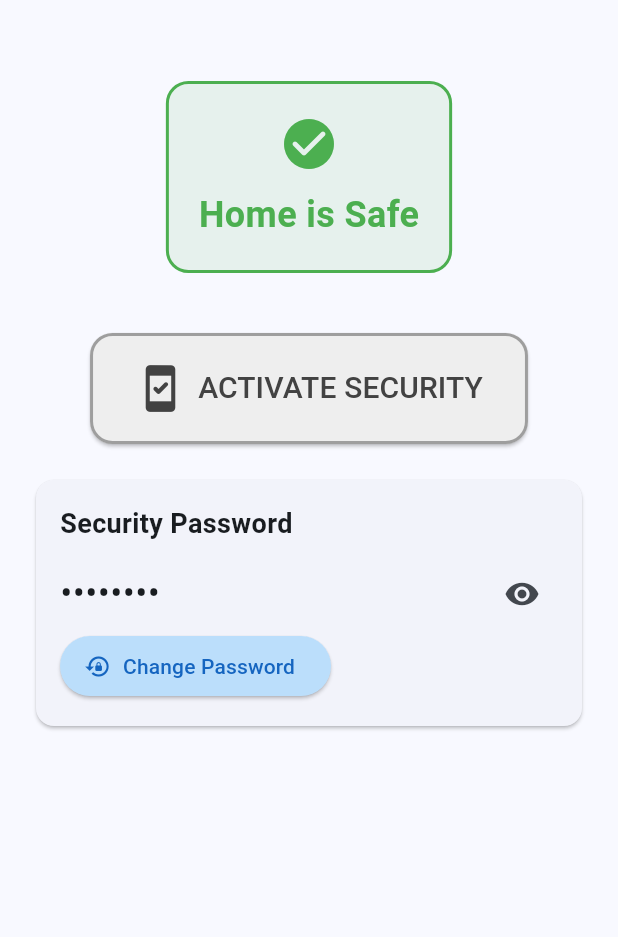
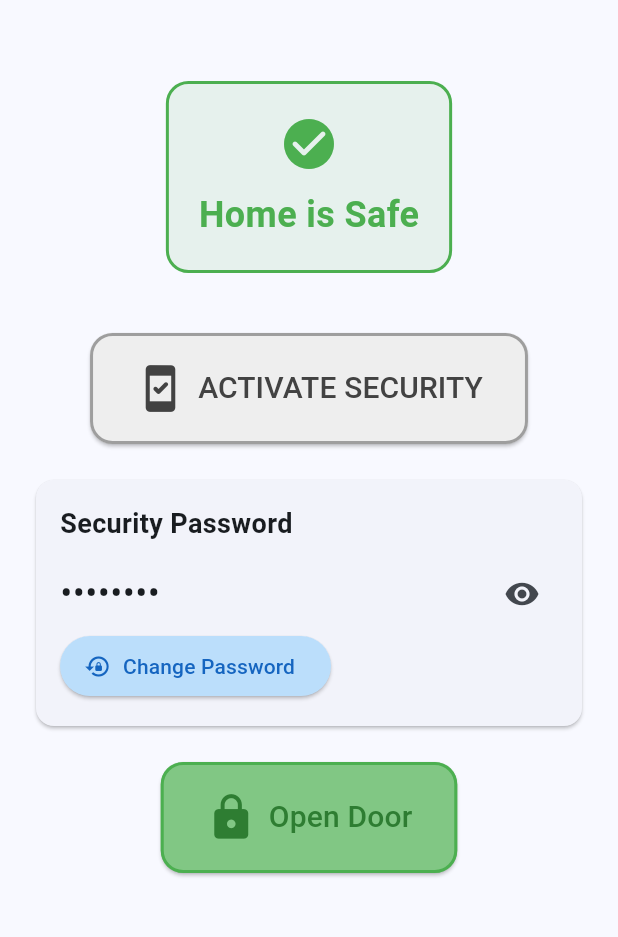
Before and after one commit to besology512/smart-security-system, a Flutter app: the screen it shows after launch, on a phone screen of 412 x 824 dp, the part 63-1000 px from its top. Run offline on Flutter 3.47's test engine with Material 3 defaults, Android fonts, the phone set to English and light mode, and no system bars; our stand-ins replace audioplayers, vibration; missing offline and left inert: android_alarm_manager_plus; network calls fail.

Commit message:
Door Update

```diff
--- a/lib/database_service.dart
+++ b/lib/database_service.dart
@@ -17,6 +17,7 @@ class DatabaseService {
           'Activation': data['Activation']?.toString() ?? 'OFF',
           'HomeStatus': data['HomeStatus']?.toString() ?? 'Home is Safe',
           'Password': data['Password']?.toString() ?? '1234',
+          'Door': data['Door']?.toString() ?? 'OPEN',
         };
       }
       return {};
@@ -41,4 +42,23 @@ class DatabaseService {
       return false;
     }
   }
+
+  // New method to toggle door state
+  Future<bool> toggleDoor() async {
+    try {
+      final currentValues = await getValues();
+      String newDoorState = currentValues['Door'] == 'OPEN' ? 'CLOSED' : 'OPEN';
+      final response = await http.put(
+        Uri.parse('$databaseUrl/Door.json'),
+        body: json.encode(newDoorState),
+        headers: {'Content-Type': 'application/json'},
+      );
+
+      print('Toggle Door to $newDoorState - Status: ${response.statusCode}');
+      return response.statusCode == 200;
+    } catch (e) {
+      print('Toggle Door error: $e');
+      return false;
+    }
+  }
 }
--- a/lib/main.dart
+++ b/lib/main.dart
@@ -60,6 +60,7 @@ class _HomeSecurityDashboardState extends State<HomeSecurityDashboard>
     'Activation': 'OFF',
     'HomeStatus': 'Home is Safe',
     'Password': '1234',
+    'Door': 'OPEN',
   };
   bool _isLoading = true;
   bool _showPassword = false;
@@ -386,6 +387,61 @@ class _HomeSecurityDashboardState extends State<HomeSecurityDashboard>
     );
   }
 
+  // New method to handle door state update
+  void _handleDoorStateUpdate(String newState) {
+    setState(() {
+      _values['Door'] = newState;
+    });
+  }
+
+  // New method to toggle door
+  Future<void> _toggleDoor() async {
+    final success = await _dbService.toggleDoor();
+
+    if (mounted) {
+      if (success) {
+        _refreshValues();
+      } else {
+        ScaffoldMessenger.of(context).showSnackBar(
+          const SnackBar(content: Text('Failed to toggle the door.')),
+        );
+      }
+    }
+  }
+
+  // New widget for door control button
+  Widget _buildDoorControl() {
+    final doorState = _values['Door']?.toString().toUpperCase() ?? 'CLOSED';
+    String buttonText = doorState == 'OPEN' ? 'Close Door' : 'Open Door';
+    IconData icon = doorState == 'OPEN' ? Icons.lock_open : Icons.lock;
+    Color backgroundColor =
+        doorState == 'OPEN' ? Colors.red.shade300 : Colors.green.shade300;
+    Color foregroundColor =
+        doorState == 'OPEN' ? Colors.red.shade800 : Colors.green.shade800;
+
+    return AnimatedContainer(
+      duration: const Duration(milliseconds: 300),
+      margin: const EdgeInsets.symmetric(vertical: 20),
+      child: ElevatedButton.icon(
+        icon: Icon(icon, size: 34),
+        label: Text(buttonText, style: const TextStyle(fontSize: 20)),
+        style: ElevatedButton.styleFrom(
+          padding: const EdgeInsets.symmetric(vertical: 20, horizontal: 30),
+          backgroundColor: backgroundColor,
+          foregroundColor: foregroundColor,
+          shape: RoundedRectangleBorder(
+            borderRadius: BorderRadius.circular(15),
+            side: BorderSide(
+              color: doorState == 'OPEN' ? Colors.red : Colors.green,
+              width: 2,
+            ),
+          ),
+        ),
+        onPressed: _toggleDoor,
+      ),
+    );
+  }
+
   // Modify build method to include stop button
   @override
   Widget build(BuildContext context) {
@@ -410,6 +466,7 @@ class _HomeSecurityDashboardState extends State<HomeSecurityDashboard>
                     _buildAlarmControl(),
                     if (_isAlarmActive) _buildStopAlarmButton(),
                     _buildPasswordSection(),
+                    _buildDoorControl(),
                   ],
                 ),
               ),
```
